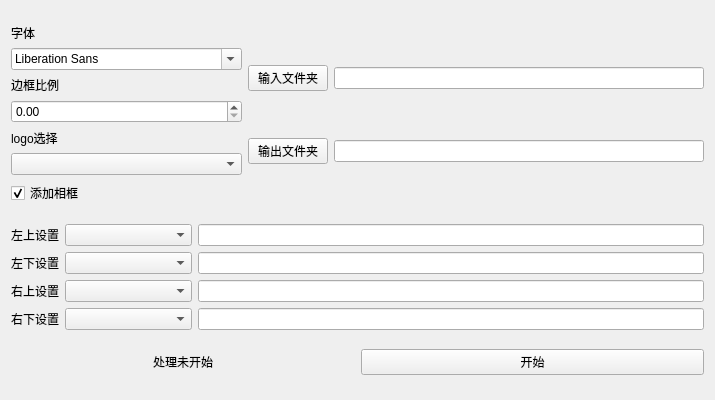
natsusue/photo_watermark, file src/mainWidgets.ui: the form before one commit.
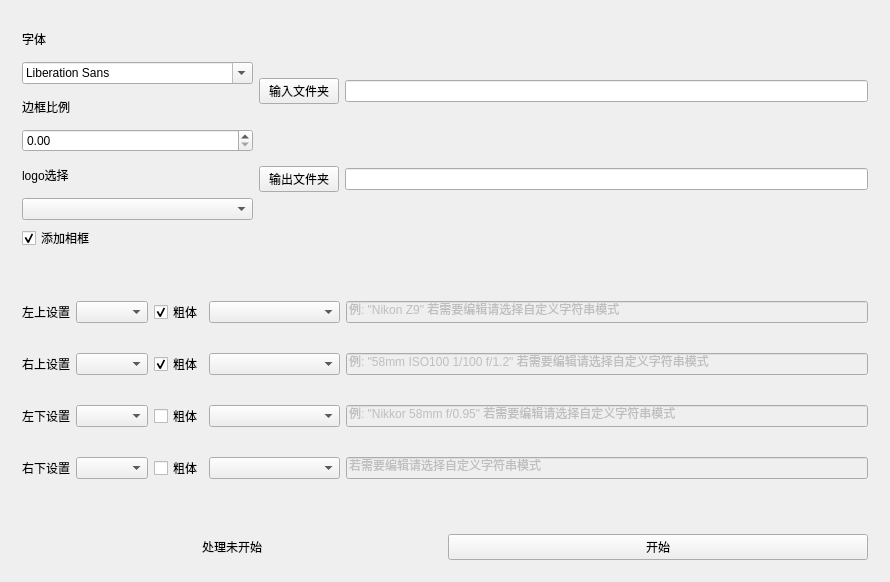
The form after the commit.

Commit message: 增加新功能ui, 重命名ui元素

Diff of the .ui file:
```diff
--- a/src/mainWidgets.ui
+++ b/src/mainWidgets.ui
@@ -6,15 +6,16 @@
    <rect>
     <x>0</x>
     <y>0</y>
-    <width>715</width>
-    <height>400</height>
+    <width>890</width>
+    <height>582</height>
    </rect>
   </property>
   <property name="windowTitle">
    <string>相框水印设置</string>
   </property>
-  <layout class="QVBoxLayout" name="verticalLayout_6">
+  <layout class="QVBoxLayout" name="verticalLayout_6" stretch="1,1,0">
    <item>
+    <widget class="QWidget" name="seetingWidget" native="true">
     <layout class="QHBoxLayout" name="baseConfigLayout">
      <item>
       <layout class="QVBoxLayout" name="baseSeetingLayout" stretch="0,0,0,0,0,0,0">
@@ -93,11 +94,13 @@
       </layout>
      </item>
     </layout>
+    </widget>
    </item>
    <item>
+    <widget class="QWidget" name="textWidget" native="true">
     <layout class="QVBoxLayout" name="configLayout">
      <item>
-      <layout class="QHBoxLayout" name="leftTopConfigLayout" stretch="0,1,4">
+       <layout class="QHBoxLayout" name="leftTopConfigLayout" stretch="0,0,0,1,4">
        <property name="spacing">
         <number>6</number>
        </property>
@@ -109,36 +112,52 @@
         </widget>
        </item>
        <item>
-        <widget class="QComboBox" name="leftTopComboBox">
+         <widget class="QComboBox" name="LTWeight">
+          <property name="enabled">
+           <bool>true</bool>
+          </property>
+         </widget>
+        </item>
+        <item>
+         <widget class="QCheckBox" name="LTBold">
+          <property name="text">
+           <string>粗体</string>
+          </property>
+          <property name="checked">
+           <bool>true</bool>
+          </property>
+         </widget>
+        </item>
+        <item>
+         <widget class="QComboBox" name="LTChoice">
          <property name="editable">
           <bool>false</bool>
          </property>
         </widget>
        </item>
        <item>
-        <widget class="QLineEdit" name="leftTopEdit"/>
-       </item>
-      </layout>
-     </item>
-     <item>
-      <layout class="QHBoxLayout" name="leftBottomConfigLayout" stretch="0,1,4">
-       <item>
-        <widget class="QLabel" name="label_2">
+         <widget class="QLineEdit" name="LTEdit">
+          <property name="enabled">
+           <bool>false</bool>
+          </property>
          <property name="text">
-          <string>左下设置</string>
+           <string>例: &quot;Nikon Z9&quot; 若需要编辑请选择自定义字符串模式 </string>
+          </property>
+          <property name="dragEnabled">
+           <bool>false</bool>
+          </property>
+          <property name="readOnly">
+           <bool>false</bool>
+          </property>
+          <property name="clearButtonEnabled">
+           <bool>false</bool>
          </property>
         </widget>
        </item>
-       <item>
-        <widget class="QComboBox" name="leftBottomComboBox"/>
-       </item>
-       <item>
-        <widget class="QLineEdit" name="leftBottomEdit"/>
-       </item>
       </layout>
      </item>
      <item>
-      <layout class="QHBoxLayout" name="rightTopConfigLayout" stretch="0,1,4">
+       <layout class="QHBoxLayout" name="rightTopConfigLayout" stretch="0,0,0,1,4">
        <item>
         <widget class="QLabel" name="label_3">
          <property name="text">
@@ -150,12 +169,66 @@
         <widget class="QComboBox" name="rightTopcomboBox"/>
        </item>
        <item>
-        <widget class="QLineEdit" name="rightTopEdit"/>
-       </item>
+         <widget class="QCheckBox" name="RTBold">
+          <property name="text">
+           <string>粗体</string>
+          </property>
+          <property name="checked">
+           <bool>true</bool>
+          </property>
+         </widget>
+        </item>
+        <item>
+         <widget class="QComboBox" name="RTChoice"/>
+        </item>
+        <item>
+         <widget class="QLineEdit" name="RTEdit">
+          <property name="enabled">
+           <bool>false</bool>
+          </property>
+          <property name="text">
+           <string>例: &quot;58mm ISO100 1/100 f/1.2&quot; 若需要编辑请选择自定义字符串模式</string>
+          </property>
+         </widget>
+        </item>
       </layout>
      </item>
      <item>
-      <layout class="QHBoxLayout" name="rightBottomConfigLayout" stretch="0,1,4">
+       <layout class="QHBoxLayout" name="leftBottomConfigLayout" stretch="0,0,0,1,4">
+        <item>
+         <widget class="QLabel" name="label_2">
+          <property name="text">
+           <string>左下设置</string>
+          </property>
+         </widget>
+        </item>
+        <item>
+         <widget class="QComboBox" name="LBWeight"/>
+        </item>
+        <item>
+         <widget class="QCheckBox" name="LBBold">
+          <property name="text">
+           <string>粗体</string>
+          </property>
+         </widget>
+        </item>
+        <item>
+         <widget class="QComboBox" name="LBChoice"/>
+        </item>
+        <item>
+         <widget class="QLineEdit" name="LBEdit">
+          <property name="enabled">
+           <bool>false</bool>
+          </property>
+          <property name="text">
+           <string>例: &quot;Nikkor 58mm f/0.95&quot; 若需要编辑请选择自定义字符串模式 </string>
+          </property>
+         </widget>
+        </item>
+       </layout>
+      </item>
+      <item>
+       <layout class="QHBoxLayout" name="rightBottomConfigLayout" stretch="0,0,0,1,4">
        <item>
         <widget class="QLabel" name="label_4">
          <property name="text">
@@ -167,13 +240,32 @@
         <widget class="QComboBox" name="rightBottomComboBox"/>
        </item>
        <item>
-        <widget class="QLineEdit" name="rightBottomEdit"/>
-       </item>
+         <widget class="QCheckBox" name="RBBold">
+          <property name="text">
+           <string>粗体</string>
+          </property>
+         </widget>
+        </item>
+        <item>
+         <widget class="QComboBox" name="RBChoice"/>
+        </item>
+        <item>
+         <widget class="QLineEdit" name="RBEdit">
+          <property name="enabled">
+           <bool>false</bool>
+          </property>
+          <property name="text">
+           <string>若需要编辑请选择自定义字符串模式</string>
+          </property>
+         </widget>
+        </item>
       </layout>
      </item>
     </layout>
+    </widget>
    </item>
    <item>
+    <widget class="QWidget" name="startWidget" native="true">
     <layout class="QHBoxLayout" name="horizontalLayout">
      <item>
       <widget class="QLabel" name="workStatus">
@@ -193,6 +285,7 @@
       </widget>
      </item>
     </layout>
+    </widget>
    </item>
   </layout>
  </widget>
```
Left out of the diff: 4 changed lines with no effect on the pictures. Lines whose indentation alone changed are shown as unchanged. The commit also changes 2 other files.
